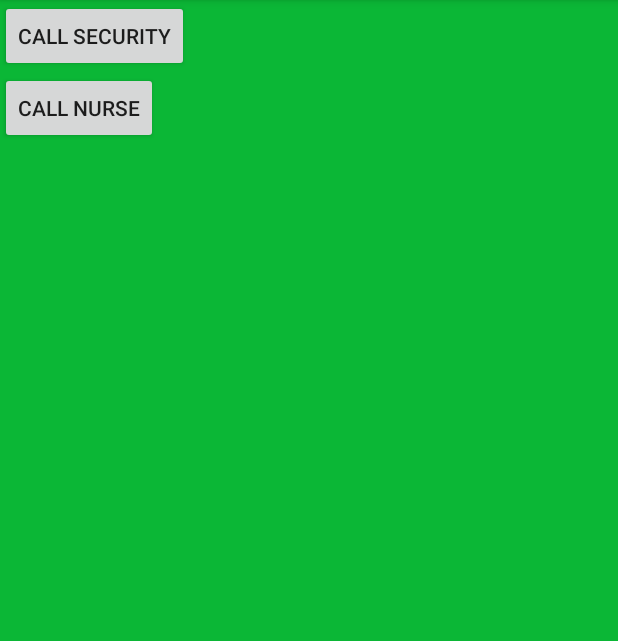
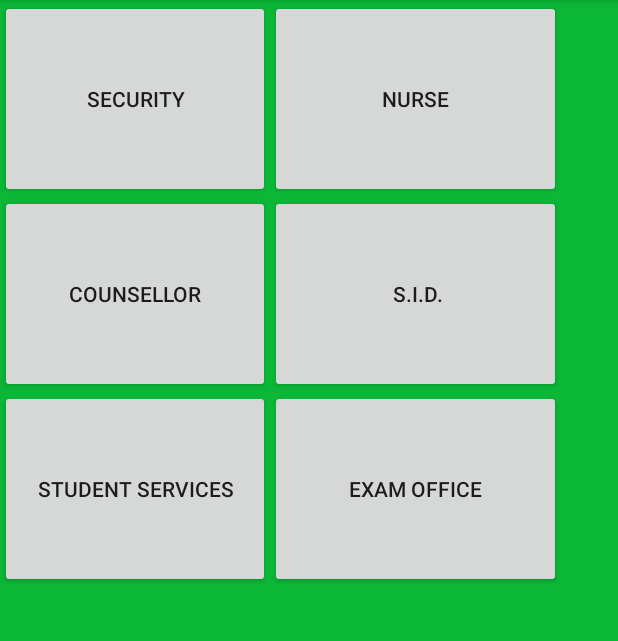
Before and after one commit to AndrewSherlock/Student-Andriod-Application, an Android app: the Phone screen opened directly, with no data from a screen before it, on a phone screen of 412 x 824 dp, the part 84-725 px from its top. Run offline under Robolectric (Android 15) with nearby library versions, the phone set to English and light mode, and no system bars.

Commit message:
Put in few more numbers and just clean up the phone number menu still has to be styled but looks better

```diff
--- a/app/src/main/java/itbstudentapp/com/itbstudentapp/Phone.java
+++ b/app/src/main/java/itbstudentapp/com/itbstudentapp/Phone.java
@@ -16,6 +16,10 @@ public class Phone extends AppCompatActivity {
 
     private Button securityButt;
     private Button nurseButt;
+    private Button CounsellorButt;
+    private Button SidButt;
+    private Button ServicesButt;
+    private Button ExamButt;
 
 
     @Override
@@ -25,38 +29,57 @@ public class Phone extends AppCompatActivity {
 
         securityButt = (Button) findViewById(R.id.buttonSecurity);
         nurseButt = (Button) findViewById(R.id.buttonNurse);
-
+       CounsellorButt = (Button) findViewById(R.id.buttonCounsellor);
+        SidButt = (Button) findViewById(R.id.buttonSid);
+        ServicesButt = (Button) findViewById(R.id.buttonService);
+        ExamButt =  (Button) findViewById(R.id.buttonExam);
 
         securityButt.setOnClickListener(new View.OnClickListener() {
             public void onClick(View arg0) {
 
-
-             /*   String Nurse ="018851105";
-                String Counsellor = "018851321"; */
-
-
                 Intent callIntent = new Intent(Intent.ACTION_DIAL);
                 callIntent.setData(Uri.parse("tel:018851099"));
-/*
-                If change to call the number straight away some issue with permissions become an issue maybe something we can look at
-
-                if (ActivityCompat.checkSelfPermission(Phone.this,
-                        Manifest.permission.CALL_PHONE) != PackageManager.PERMISSION_GRANTED) {
-                    return;
-                } */
                 startActivity(callIntent);
             }
         });
-        nurseButt.setOnClickListener(new View.OnClickListener() {
+        nurseButt.setOnClickListener(new View.OnClickListener() {   // nurse
             public void onClick(View arg0) {
-
-
-              String Counsellor = "018851321";
 
 
                 Intent callIntent = new Intent(Intent.ACTION_DIAL);
                 callIntent.setData(Uri.parse("tel:018851105"));
+                startActivity(callIntent);
+            }
+        });
+        CounsellorButt.setOnClickListener(new View.OnClickListener() {  // counsellor Sandra Carrol
+            public void onClick(View arg0) {
 
+                Intent callIntent = new Intent(Intent.ACTION_DIAL);
+                callIntent.setData(Uri.parse("tel:018851105"));
+                startActivity(callIntent);
+            }
+        });
+        SidButt.setOnClickListener(new View.OnClickListener() {  // sid desk
+            public void onClick(View arg0) {
+
+                Intent callIntent = new Intent(Intent.ACTION_DIAL);
+                callIntent.setData(Uri.parse("tel:018851592"));
+                startActivity(callIntent);
+            }
+        });
+        ServicesButt.setOnClickListener(new View.OnClickListener() { // student services Sinead Dunne
+            public void onClick(View arg0) {
+
+                Intent callIntent = new Intent(Intent.ACTION_DIAL);
+                callIntent.setData(Uri.parse("tel:018851014"));
+                startActivity(callIntent);
+            }
+        });
+        ExamButt.setOnClickListener(new View.OnClickListener() { // student services Sinead Dunne
+            public void onClick(View arg0) {
+
+                Intent callIntent = new Intent(Intent.ACTION_DIAL);
+                callIntent.setData(Uri.parse("tel:018851042"));
                 startActivity(callIntent);
             }
         });
--- a/app/src/main/res/layout/activity_phone.xml
+++ b/app/src/main/res/layout/activity_phone.xml
@@ -7,32 +7,121 @@
     tools:context="itbstudentapp.com.itbstudentapp.Phone"
     android:background="#0bb736">
 
+    <!--<GridLayout-->
+        <!--android:layout_width="match_parent"-->
+        <!--android:layout_height="match_parent"-->
+        <!--android:orientation="vertical"-->
+       <!--/>-->
+
+
+
+    <GridLayout
+        android:layout_width="wrap_content"
+        android:layout_height="448dp"
+        android:orientation="horizontal"
+        tools:layout_editor_absoluteX= "0dp"
+        tools:layout_editor_absoluteY="63dp">
+
+
+
+
+    </GridLayout>
+
+
+
+
     <GridLayout
         android:layout_width="match_parent"
         android:layout_height="match_parent"
         android:orientation="vertical"
-       />
+        >
         <GridLayout
             android:layout_width="match_parent"
-        android:layout_height="match_parent"
-        android:orientation="vertical">
+            android:layout_height="130sp"
+            android:orientation="horizontal">
 
             <Button
+                android:layout_width="180sp"
+                android:layout_height="132sp"
+                android:width="30sp"
+                android:text="Security"
                 android:id="@+id/buttonSecurity"
-        android:layout_width="wrap_content"
-        android:layout_height="wrap_content"
-        android:text="call Security"
-        tools:layout_editor_absoluteX="52dp"
-        tools:layout_editor_absoluteY="48dp" />
+                />
 
             <Button
+                android:layout_width="194sp"
+                android:layout_height="132sp"
+                android:width="30sp"
+                android:text="Nurse"
                 android:id="@+id/buttonNurse"
-        android:layout_width="wrap_content"
-        android:layout_height="wrap_content"
-        android:text="call Nurse"
-        tools:layout_editor_absoluteX="234dp"
-        tools:layout_editor_absoluteY="48dp" />
+                />
+        </GridLayout>
 
+        <GridLayout
+            android:layout_width="match_parent"
+            android:layout_height="130sp"
+            android:orientation="horizontal">
+
+            <Button
+                android:layout_width="180sp"
+                android:layout_height="132sp"
+                android:width="30sp"
+                android:text="Counsellor"
+                android:id="@+id/buttonCounsellor"
+                />
+
+            <Button
+                android:layout_width="194sp"
+                android:layout_height="132sp"
+                android:width="30sp"
+                android:text=" S.I.D."
+                android:id="@+id/buttonSid"
+                />
+        </GridLayout>
+
+        <GridLayout
+            android:layout_width="match_parent"
+            android:layout_height="130dp"
+            android:orientation="horizontal">
+
+            <Button
+                android:layout_width="180dp"
+                android:layout_height="132dp"
+                android:width="30dp"
+                android:text="student services"
+                android:id="@+id/buttonService"
+                />
+
+            <Button
+                android:layout_width="194dp"
+                android:layout_height="132dp"
+                android:width="30dp"
+                android:text="Exam Office"
+                android:id="@+id/buttonExam"
+                />
+        </GridLayout>
+
+        <!--<GridLayout-->
+            <!--android:layout_width="match_parent"-->
+            <!--android:layout_height="130dp"-->
+            <!--android:orientation="horizontal">-->
+
+            <!--<Button-->
+                <!--android:layout_width="180dp"-->
+                <!--android:layout_height="132dp"-->
+                <!--android:width="30dp"-->
+                <!--android:text=""-->
+                <!--android:id=""-->
+                <!--/>-->
+
+            <!--<Button-->
+                <!--android:layout_width="194dp"-->
+                <!--android:layout_height="132dp"-->
+                <!--android:width="30dp"-->
+                <!--android:text=""-->
+                <!--android:id=""-->
+                <!--/>-->
+        <!--</GridLayout>-->
     </GridLayout>
 
 </android.support.constraint.ConstraintLayout>
```
Lines whose indentation alone changed are shown as unchanged.
